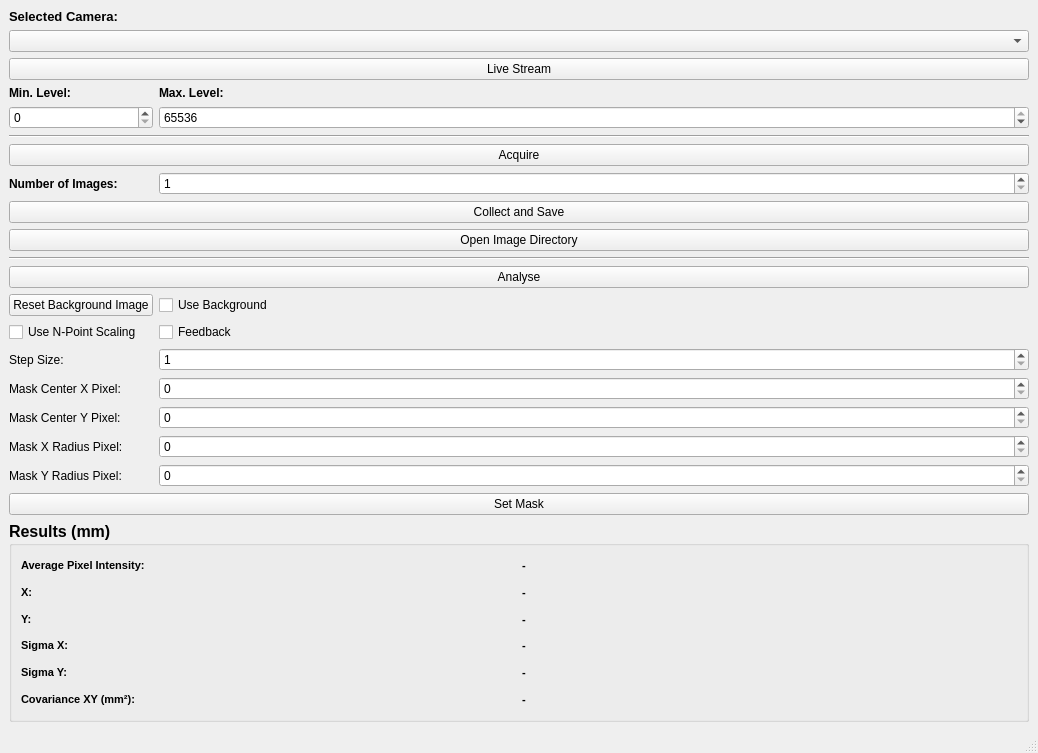
First picture: the form in Apps/imageCollector/v3/view/view.ui, repository VELA-CLARA-software/Software, before the edit.
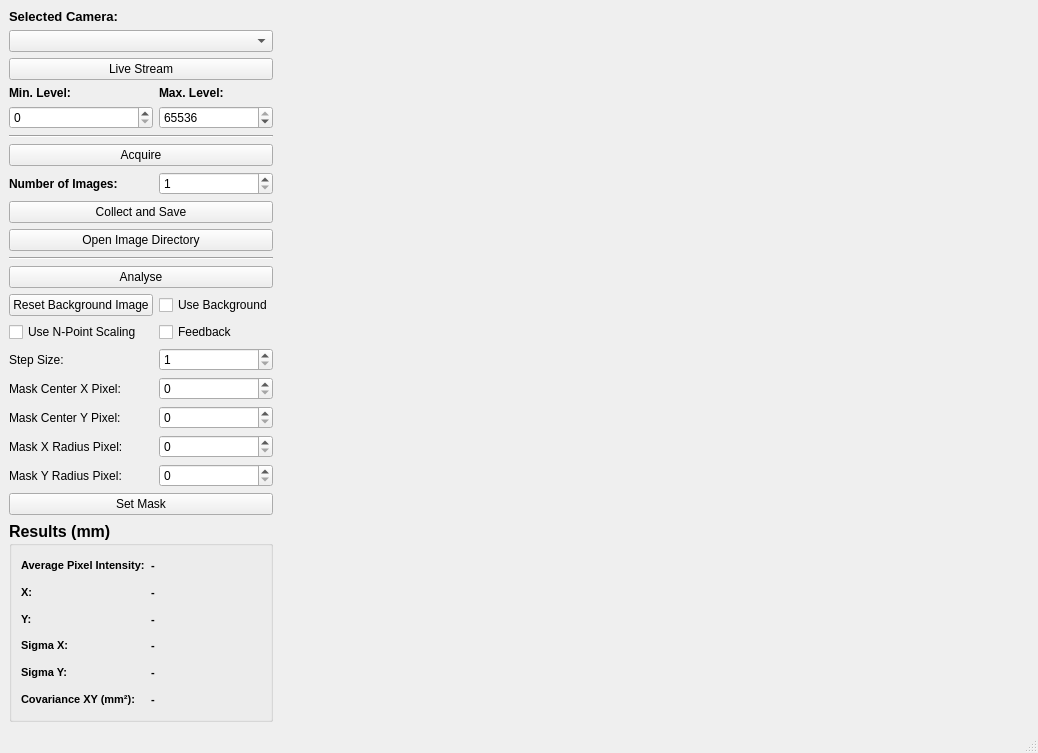
Second picture: the form after the edit. Icons and pictures are not drawn.

Commit message: [imageCollector] show selected screen

```diff
--- a/Apps/imageCollector/v3/view/view.ui
+++ b/Apps/imageCollector/v3/view/view.ui
@@ -27,7 +27,7 @@
    <bool>false</bool>
   </property>
   <widget class="QWidget" name="centralwidget">
-   <layout class="QGridLayout" name="gridLayout" columnstretch="0,1,20,0">
+   <layout class="QGridLayout" name="gridLayout" columnstretch="0,1,20">
     <item row="17" column="0">
      <widget class="QLabel" name="label_8">
       <property name="text">
@@ -512,9 +512,16 @@
       </property>
      </widget>
     </item>
-    <item row="0" column="2" rowspan="21">
+    <item row="2" column="2" rowspan="19">
      <layout class="QGridLayout" name="gridLayout_2"/>
     </item>
+    <item row="0" column="2" rowspan="2">
+     <widget class="QLabel" name="title_label">
+      <property name="text">
+       <string/>
+      </property>
+     </widget>
+    </item>
    </layout>
    <zorder>label_3</zorder>
    <zorder>liveStream_pushButton</zorder>
```
Left out of the diff: 1 changed line with no effect on the pictures. The commit also changes 2 other files.
